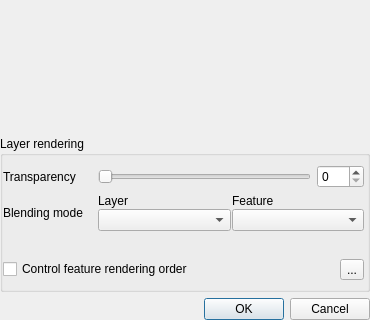
Before: the Qt Designer form src/ui/qgsrendererv2propsdialogbase.ui in carsmie/QGIS, drawn with Qt 5; both pictures show x 0 to 370 and y 181 to 501 of the 370 by 501 pixel window.
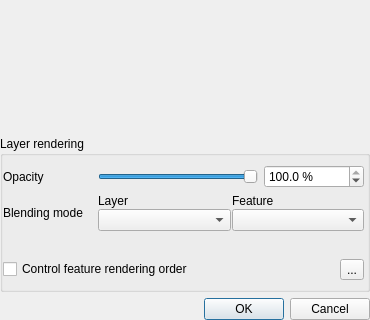
After: the same form once the commit is applied. Icons and pictures are not drawn. Custom widgets are drawn as their Qt base class.

Commit message: Flip QgsVectorLayer from transparency to opacity

What changed in the file:
```diff
--- a/src/ui/qgsrendererv2propsdialogbase.ui
+++ b/src/ui/qgsrendererv2propsdialogbase.ui
@@ -119,17 +119,41 @@
               <item>
                <widget class="QSlider" name="mLayerTransparencySlider">
                 <property name="maximum">
+                 <number>1000</number>
+                </property>
+                <property name="singleStep">
+                 <number>10</number>
+                </property>
+                <property name="pageStep">
                  <number>100</number>
                 </property>
+                <property name="value">
+                 <number>1000</number>
+                </property>
                 <property name="orientation">
                  <enum>Qt::Horizontal</enum>
                 </property>
                </widget>
               </item>
               <item>
-               <widget class="QSpinBox" name="mLayerTransparencySpnBx">
+               <widget class="QgsDoubleSpinBox" name="mLayerOpacitySpnBx">
+                <property name="minimumSize">
+                 <size>
+                  <width>100</width>
+                  <height>0</height>
+                 </size>
+                </property>
+                <property name="suffix">
+                 <string> %</string>
+                </property>
+                <property name="decimals">
+                 <number>1</number>
+                </property>
                 <property name="maximum">
-                 <number>100</number>
+                 <double>100.000000000000000</double>
+                </property>
+                <property name="value">
+                 <double>100.000000000000000</double>
                 </property>
                </widget>
               </item>
@@ -138,7 +162,7 @@
             <item row="0" column="0">
              <widget class="QLabel" name="lblTransparency">
               <property name="text">
-               <string>Transparency</string>
+               <string>Opacity</string>
               </property>
              </widget>
             </item>
@@ -248,16 +272,21 @@
  </widget>
  <customwidgets>
   <customwidget>
-   <class>QgsCollapsibleGroupBox</class>
-   <extends>QGroupBox</extends>
-   <header>qgscollapsiblegroupbox.h</header>
-   <container>1</container>
+   <class>QgsDoubleSpinBox</class>
+   <extends>QDoubleSpinBox</extends>
+   <header>qgsdoublespinbox.h</header>
   </customwidget>
   <customwidget>
    <class>QgsBlendModeComboBox</class>
    <extends>QComboBox</extends>
    <header>qgsblendmodecombobox.h</header>
   </customwidget>
+  <customwidget>
+   <class>QgsCollapsibleGroupBox</class>
+   <extends>QGroupBox</extends>
+   <header>qgscollapsiblegroupbox.h</header>
+   <container>1</container>
+  </customwidget>
   <customwidget>
    <class>QgsEffectStackCompactWidget</class>
    <extends>QWidget</extends>
```
Left out of the diff: 24 changed lines with no effect on the pictures. The commit also changes 15 other files.
